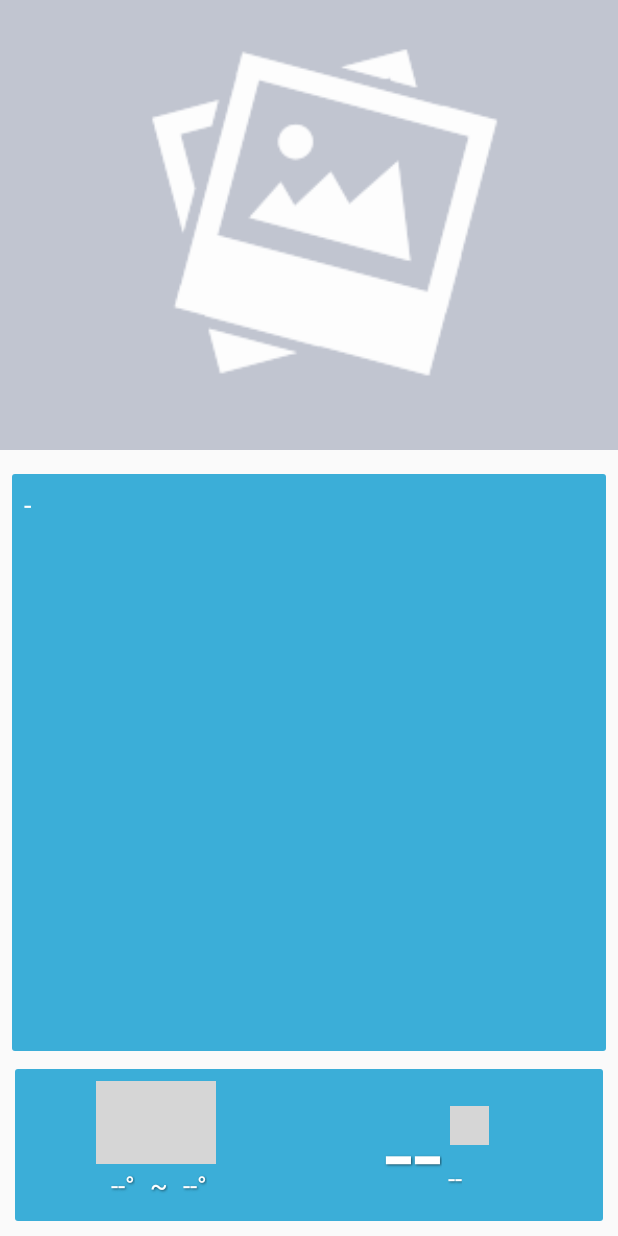
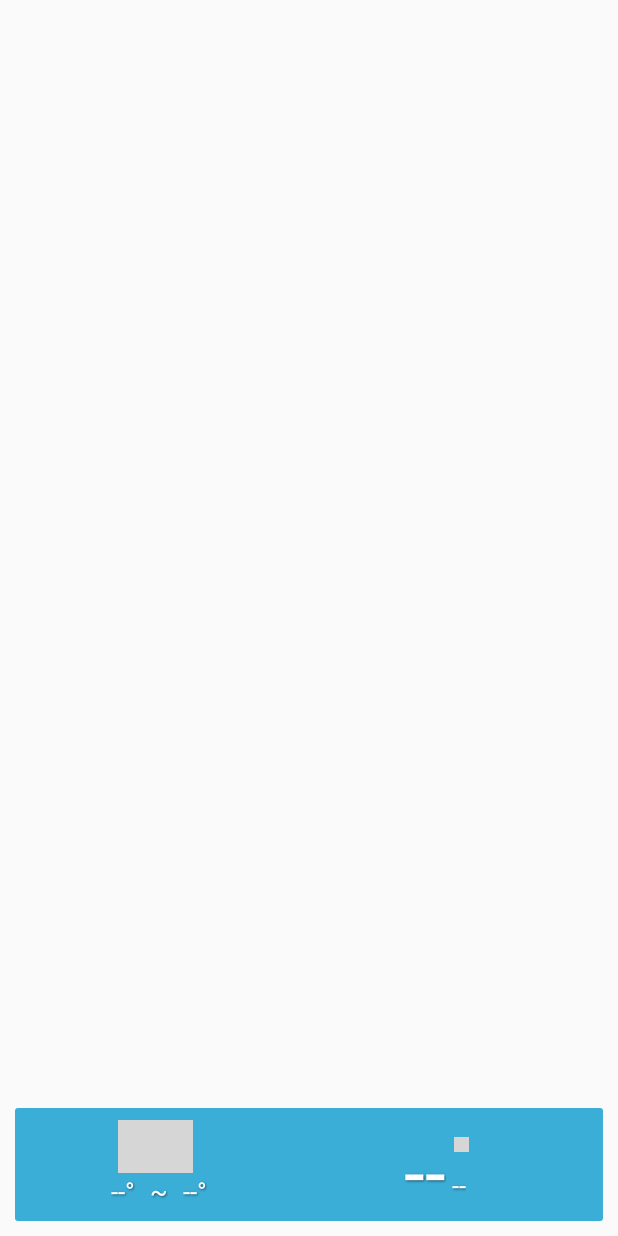
Before and after one commit to MasterFan2/TestWeather, an Android app: the layout weather_current_condition.xml on its own in the app's theme, with its tools: preview values and no code run, on a phone screen of 412 x 824 dp. Run offline under Robolectric (Android 15) with nearby library versions, the phone set to English and light mode, and no system bars; plain views replace WeatherTypefacedTextView; grey boxes are pictures that could not be loaded.

Commit message:
12.21 PM

```diff
--- a/app/src/main/res/layout/weather_current_condition.xml
+++ b/app/src/main/res/layout/weather_current_condition.xml
@@ -17,6 +17,7 @@
             android:layout_height="match_parent"
             android:scaleType="centerCrop"
             android:src="@mipmap/img_default"
+            android:visibility="gone"
             />
 
         <!-- time -->
@@ -105,10 +106,9 @@
             <!-- 天气图标 -->
             <ImageView
                 android:id="@+id/main_icon"
-                android:layout_width="80dp"
-                android:layout_height="55dp"
+                android:layout_width="50dp"
+                android:layout_height="35dp"
                 android:layout_alignParentLeft="true"
-                android:layout_marginBottom="@dimen/current_condition_icon_margin_bottom"
                 android:layout_marginLeft="2.0dip"
                 android:layout_marginRight="@dimen/current_condition_icon_right_margin"
                 android:adjustViewBounds="true"
@@ -130,14 +130,12 @@
                     style="@style/Label.Shadow"
                     android:layout_marginLeft="10dp"
                     android:layout_marginRight="10dp"
-                    android:layout_marginBottom="@dimen/high_low_text_margin_bottom"
                     android:text="~"
                     weather:typeface="fonts/Roboto-Light.ttf" />
                 <!-- 最高温 -->
                 <com.way.ui.view.WeatherTypefacedTextView
                     android:id="@+id/temp_high"
                     style="@style/Label.Shadow"
-                    android:layout_marginBottom="@dimen/high_low_text_margin_bottom"
                     android:text="--°"
                     weather:typeface="fonts/Roboto-Light.ttf" />
             </LinearLayout>
@@ -160,7 +158,7 @@
                     android:layout_alignParentLeft="true"
                     android:layout_marginRight="0.0dip"
                     android:text="--"
-                    android:textSize="70sp"
+                    android:textSize="50sp"
                     weather:typeface="fonts/Roboto-Thin.ttf" />
             <LinearLayout
                 android:layout_width="wrap_content"
@@ -170,8 +168,8 @@
 
                 <ImageView
                     android:id="@+id/degree_icon"
-                    android:layout_width="@dimen/degree_icon_size"
-                    android:layout_height="@dimen/degree_icon_size"
+                    android:layout_width="10dp"
+                    android:layout_height="10dp"
                     android:layout_alignTop="@id/temperature"
                     android:layout_marginBottom="10.0dip"
                     android:layout_marginLeft="5.0dip"
@@ -209,6 +207,7 @@
         android:layout_marginLeft="8dp"
         android:layout_marginBottom="12dp"
         android:text="-"
+        android:visibility="gone"
         android:background="@drawable/module_bg"
         android:textColor="@android:color/white"
         android:textSize="18sp" />
```
Also changed, not shown: 1 other file.
